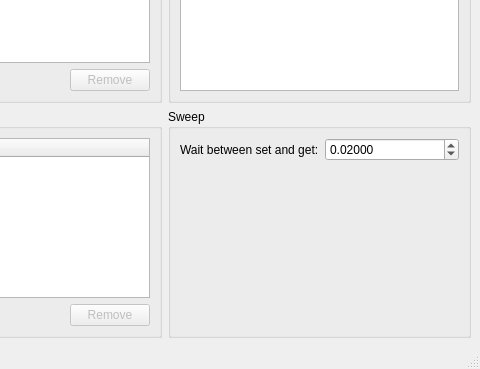
Qt form ui/MainWindow.ui (AlexisMrl/HegelLab) before a commit; both pictures show x 458 to 938 and y 163 to 532 of the 938 by 532 pixel window.
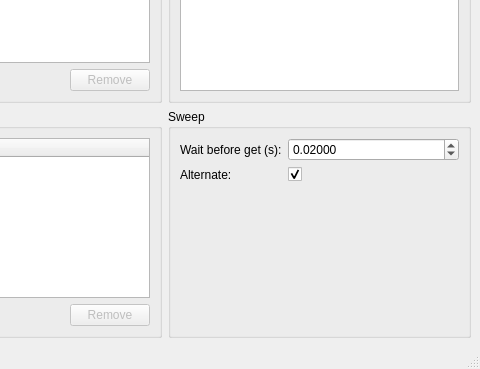
The same form after that commit. Icons and pictures are not drawn. Custom widgets are drawn as their Qt base class.

Commit message: [Features] Wait before and alternate.   - rethank the way of saving live data   - update Readme

What changed in the file:
```diff
--- a/ui/MainWindow.ui
+++ b/ui/MainWindow.ui
@@ -184,7 +184,7 @@
        <item row="0" column="0">
         <widget class="QLabel" name="label">
          <property name="text">
-          <string>Wait between set and get:</string>
+          <string>Wait before get (s):</string>
          </property>
         </widget>
        </item>
@@ -198,6 +198,23 @@
          </property>
         </widget>
        </item>
+       <item row="1" column="0">
+        <widget class="QLabel" name="label_2">
+         <property name="text">
+          <string>Alternate:</string>
+         </property>
+        </widget>
+       </item>
+       <item row="1" column="1">
+        <widget class="QCheckBox" name="cb_alternate">
+         <property name="text">
+          <string/>
+         </property>
+         <property name="checked">
+          <bool>true</bool>
+         </property>
+        </widget>
+       </item>
       </layout>
      </widget>
     </item>
```
Left out of the diff: 4 changed lines with no effect on the pictures. The commit also changes 13 other files.
